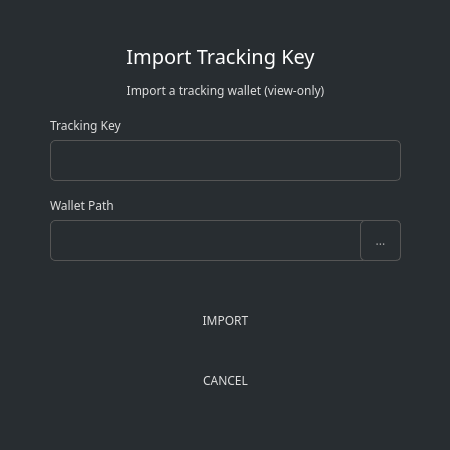
First picture: the form in src/gui/ui/importtracking.ui, repository ConcealNetwork/conceal-desktop, before the edit.
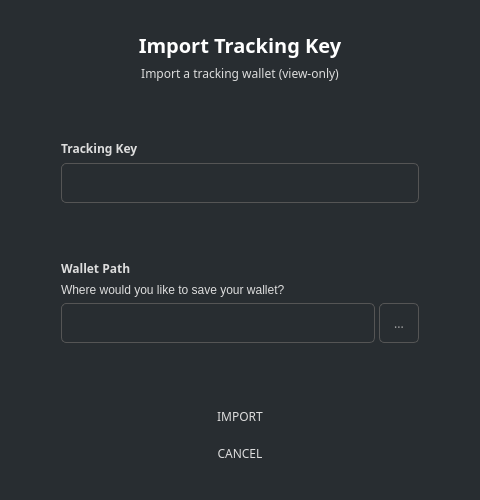
Second picture: the form after the edit.

Commit message: Add wallet path explanation to import dialogs

The edit to the form file:
```diff
--- a/src/gui/ui/importtracking.ui
+++ b/src/gui/ui/importtracking.ui
@@ -6,8 +6,8 @@
    <rect>
     <x>0</x>
     <y>0</y>
-    <width>450</width>
-    <height>450</height>
+    <width>480</width>
+    <height>500</height>
    </rect>
   </property>
   <property name="windowTitle">
@@ -16,67 +16,43 @@
   <property name="styleSheet">
    <string notr="true">background-color: #282d31; color: #ddd; border: 0px;</string>
   </property>
+  <layout class="QVBoxLayout" name="verticalLayout">
+   <item>
   <widget class="QGroupBox" name="groupBox">
-   <property name="geometry">
-    <rect>
-     <x>0</x>
-     <y>0</y>
-     <width>450</width>
-     <height>450</height>
-    </rect>
-   </property>
    <property name="styleSheet">
     <string notr="true"/>
    </property>
    <property name="title">
     <string/>
    </property>
-   <widget class="QLabel" name="label_4">
-    <property name="geometry">
-     <rect>
-      <x>50</x>
-      <y>70</y>
-      <width>351</width>
-      <height>41</height>
-     </rect>
-    </property>
-    <property name="font">
-     <font>
-      <family>Poppins</family>
-     </font>
-    </property>
-    <property name="styleSheet">
-     <string notr="true">color: #ddd;border-right: 0px;</string>
-    </property>
-    <property name="text">
-     <string>Import a tracking wallet (view-only)</string>
-    </property>
-    <property name="alignment">
-     <set>Qt::AlignCenter</set>
-    </property>
-    <property name="wordWrap">
-     <bool>true</bool>
-    </property>
-   </widget>
+     <layout class="QVBoxLayout" name="verticalLayout_2">
+      <property name="leftMargin">
+       <number>50</number>
+      </property>
+      <property name="topMargin">
+       <number>20</number>
+      </property>
+      <property name="rightMargin">
+       <number>50</number>
+      </property>
+      <property name="bottomMargin">
+       <number>20</number>
+      </property>
+      <item>
    <widget class="QLabel" name="label_3">
-    <property name="geometry">
-     <rect>
-      <x>60</x>
-      <y>40</y>
-      <width>321</width>
-      <height>31</height>
-     </rect>
-    </property>
     <property name="font">
      <font>
       <family>Poppins</family>
       <pointsize>-1</pointsize>
+          <weight>75</weight>
+          <bold>true</bold>
      </font>
     </property>
     <property name="styleSheet">
      <string notr="true">color: #fff;
 border-right: 0px;
-font-size: 20px;</string>
+font-size: 20px;
+font-weight: bold;</string>
     </property>
     <property name="text">
      <string>Import Tracking Key</string>
@@ -85,40 +61,65 @@
      <set>Qt::AlignCenter</set>
     </property>
    </widget>
+      </item>
+      <item>
+       <widget class="QLabel" name="label_4">
+        <property name="font">
+         <font>
+          <family>Poppins</family>
+         </font>
+        </property>
+        <property name="styleSheet">
+         <string notr="true">color: #ddd;border-right: 0px;</string>
+        </property>
+        <property name="text">
+         <string>Import a tracking wallet (view-only)</string>
+        </property>
+        <property name="alignment">
+         <set>Qt::AlignCenter</set>
+        </property>
+        <property name="wordWrap">
+         <bool>true</bool>
+        </property>
+       </widget>
+      </item>
+      <item>
+       <spacer name="verticalSpacer">
+        <property name="orientation">
+         <enum>Qt::Vertical</enum>
+        </property>
+        <property name="sizeHint" stdset="0">
+         <size>
+          <width>20</width>
+          <height>40</height>
+         </size>
+        </property>
+       </spacer>
+      </item>
+      <item>
    <widget class="QLabel" name="label">
-    <property name="geometry">
-     <rect>
-      <x>50</x>
-      <y>110</y>
-      <width>351</width>
-      <height>31</height>
-     </rect>
-    </property>
     <property name="font">
      <font>
       <family>Poppins</family>
+          <weight>75</weight>
+          <bold>true</bold>
      </font>
     </property>
     <property name="styleSheet">
-     <string notr="true">color: #ddd;border-right: 0px;</string>
+         <string notr="true">color: #ddd;border-right: 0px;
+font-weight: bold;</string>
     </property>
     <property name="text">
      <string>Tracking Key</string>
     </property>
    </widget>
+      </item>
+      <item>
    <widget class="QLineEdit" name="m_trackingKey">
-    <property name="geometry">
-     <rect>
-      <x>50</x>
-      <y>140</y>
-      <width>351</width>
-      <height>41</height>
-     </rect>
-    </property>
     <property name="minimumSize">
      <size>
       <width>0</width>
-      <height>31</height>
+          <height>40</height>
      </size>
     </property>
     <property name="font">
@@ -130,40 +131,69 @@
      <string notr="true">padding: 3px; border: 1px solid #555; border-radius: 5px;   color: #aaa; padding: 5px;</string>
     </property>
    </widget>
+      </item>
+      <item>
+       <spacer name="verticalSpacer_2">
+        <property name="orientation">
+         <enum>Qt::Vertical</enum>
+        </property>
+        <property name="sizeHint" stdset="0">
+         <size>
+          <width>20</width>
+          <height>20</height>
+         </size>
+        </property>
+       </spacer>
+      </item>
+      <item>
    <widget class="QLabel" name="label_2">
-    <property name="geometry">
-     <rect>
-      <x>50</x>
-      <y>190</y>
-      <width>351</width>
-      <height>31</height>
-     </rect>
-    </property>
     <property name="font">
      <font>
       <family>Poppins</family>
+          <weight>75</weight>
+          <bold>true</bold>
      </font>
     </property>
     <property name="styleSheet">
-     <string notr="true">color: #ddd;border-right: 0px;</string>
+         <string notr="true">color: #ddd;border-right: 0px;
+font-weight: bold;</string>
     </property>
     <property name="text">
      <string>Wallet Path</string>
     </property>
    </widget>
+      </item>
+      <item>
+       <widget class="QLabel" name="label_6">
+        <property name="text">
+         <string>Where would you like to save your wallet?</string>
+        </property>
+       </widget>
+      </item>
+      <item>
+       <widget class="QGroupBox" name="horizontalGroupBox_1">
+        <layout class="QHBoxLayout" name="horizontalLayout">
+         <property name="spacing">
+          <number>4</number>
+         </property>
+         <property name="leftMargin">
+          <number>0</number>
+         </property>
+         <property name="topMargin">
+          <number>0</number>
+         </property>
+         <property name="rightMargin">
+          <number>0</number>
+         </property>
+         <property name="bottomMargin">
+          <number>0</number>
+         </property>
+         <item>
    <widget class="QLineEdit" name="m_pathEdit">
-    <property name="geometry">
-     <rect>
-      <x>50</x>
-      <y>220</y>
-      <width>351</width>
-      <height>41</height>
-     </rect>
-    </property>
     <property name="minimumSize">
      <size>
       <width>0</width>
-      <height>31</height>
+             <height>40</height>
      </size>
     </property>
     <property name="font">
@@ -175,21 +205,76 @@
      <string notr="true">padding: 3px; border: 1px solid #555; border-radius: 5px;   color: #aaa; padding: 5px;</string>
     </property>
    </widget>
+         </item>
+         <item>
+          <widget class="QToolButton" name="m_selectPathButton">
+           <property name="minimumSize">
+            <size>
+             <width>40</width>
+             <height>40</height>
+            </size>
+           </property>
+           <property name="font">
+            <font>
+             <family>Poppins</family>
+            </font>
+           </property>
+           <property name="styleSheet">
+            <string notr="true">padding: 3px; border: 1px solid #555; border-radius: 5px;   color: #aaa;</string>
+           </property>
+           <property name="text">
+            <string>...</string>
+           </property>
+          </widget>
+         </item>
+        </layout>
+       </widget>
+      </item>
+      <item>
+       <spacer name="verticalSpacer_3">
+        <property name="orientation">
+         <enum>Qt::Vertical</enum>
+        </property>
+        <property name="sizeHint" stdset="0">
+         <size>
+          <width>20</width>
+          <height>40</height>
+         </size>
+        </property>
+       </spacer>
+      </item>
+      <item>
+       <widget class="QGroupBox" name="horizontalGroupBox_2">
+        <layout class="QHBoxLayout" name="horizontalLayout_2">
+         <property name="spacing">
+          <number>0</number>
+         </property>
+         <property name="leftMargin">
+          <number>0</number>
+         </property>
+         <property name="topMargin">
+          <number>0</number>
+         </property>
+         <property name="rightMargin">
+          <number>0</number>
+         </property>
+         <property name="bottomMargin">
+          <number>0</number>
+         </property>
+         <item>
    <widget class="QPushButton" name="b1_okButton">
-    <property name="geometry">
-     <rect>
-      <x>50</x>
-      <y>300</y>
-      <width>351</width>
-      <height>41</height>
-     </rect>
-    </property>
     <property name="minimumSize">
      <size>
       <width>125</width>
       <height>31</height>
      </size>
     </property>
+           <property name="maximumSize">
+            <size>
+             <width>300</width>
+             <height>16777215</height>
+            </size>
+           </property>
     <property name="font">
      <font>
       <family>Poppins</family>
@@ -202,21 +287,42 @@
      <string>IMPORT</string>
     </property>
    </widget>
+         </item>
+        </layout>
+       </widget>
+      </item>
+      <item>
+       <widget class="QGroupBox" name="horizontalGroupBox_3">
+        <layout class="QHBoxLayout" name="horizontalLayout_3">
+         <property name="spacing">
+          <number>0</number>
+         </property>
+         <property name="leftMargin">
+          <number>0</number>
+         </property>
+         <property name="topMargin">
+          <number>0</number>
+         </property>
+         <property name="rightMargin">
+          <number>0</number>
+         </property>
+         <property name="bottomMargin">
+          <number>0</number>
+         </property>
+         <item>
    <widget class="QPushButton" name="b1_cancelButton">
-    <property name="geometry">
-     <rect>
-      <x>50</x>
-      <y>360</y>
-      <width>351</width>
-      <height>41</height>
-     </rect>
-    </property>
     <property name="minimumSize">
      <size>
       <width>125</width>
       <height>31</height>
      </size>
     </property>
+           <property name="maximumSize">
+            <size>
+             <width>300</width>
+             <height>16777215</height>
+            </size>
+           </property>
     <property name="font">
      <font>
       <family>Poppins</family>
@@ -229,28 +335,14 @@
      <string>CANCEL</string>
     </property>
    </widget>
-   <widget class="QToolButton" name="m_selectPathButton">
-    <property name="geometry">
-     <rect>
-      <x>360</x>
-      <y>220</y>
-      <width>41</width>
-      <height>41</height>
-     </rect>
-    </property>
-    <property name="font">
-     <font>
-      <family>Poppins</family>
-     </font>
-    </property>
-    <property name="styleSheet">
-     <string notr="true">padding: 3px; border: 1px solid #555; border-radius: 5px;   color: #aaa;</string>
-    </property>
-    <property name="text">
-     <string>...</string>
-    </property>
-   </widget>
-  </widget>
+         </item>
+        </layout>
+       </widget>
+      </item>
+     </layout>
+    </widget>
+   </item>
+  </layout>
  </widget>
  <resources/>
  <connections>
```
Lines whose indentation alone changed are shown as unchanged. The commit also changes 3 other files.
